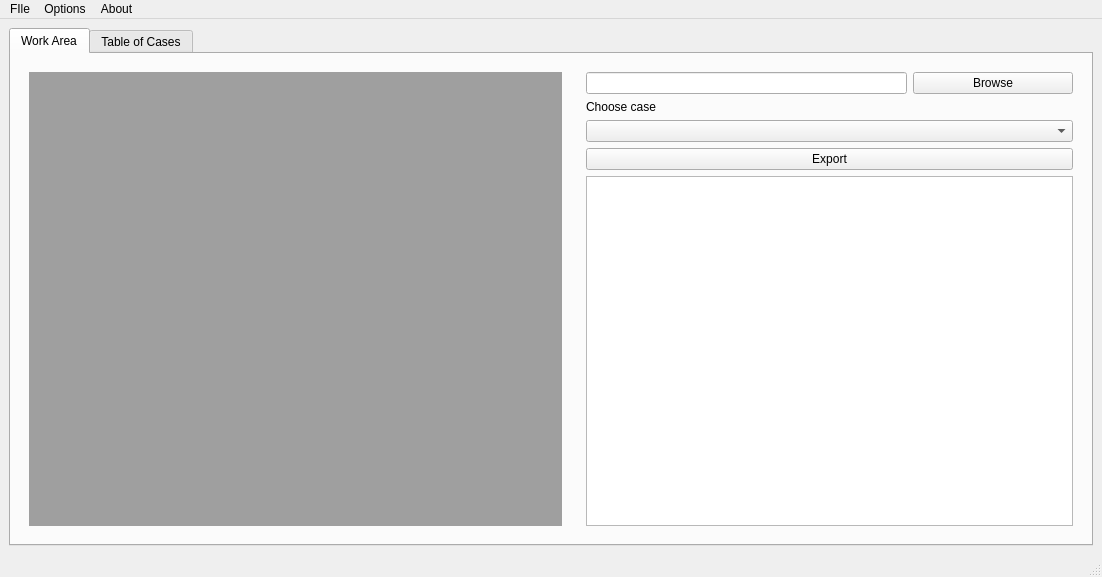
Old version of the form Lab4Dir/GUI/mainwindow.ui in the repository LazarevY/CPPLabls.
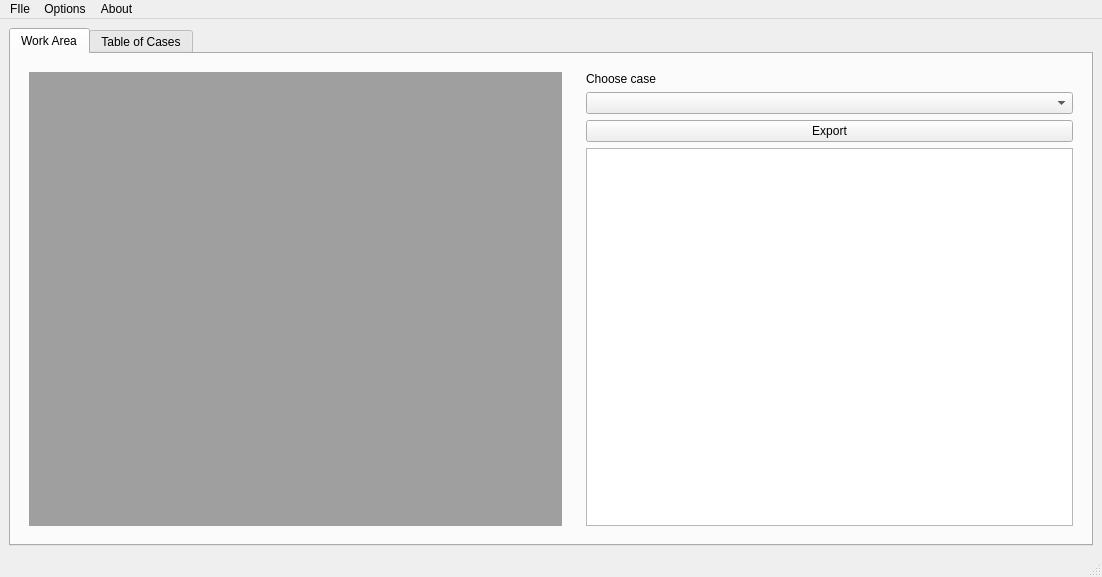
New version of the form.

What changed in the file:
```diff
--- a/Lab4Dir/GUI/mainwindow.ui
+++ b/Lab4Dir/GUI/mainwindow.ui
@@ -38,56 +38,19 @@
          <widget class="QWidget" name="widget" native="true">
           <property name="minimumSize">
            <size>
-            <width>300</width>
+            <width>400</width>
             <height>0</height>
            </size>
           </property>
           <layout class="QGridLayout" name="gridLayout_3">
-           <item row="6" column="0" colspan="2">
-            <widget class="QTextEdit" name="logTextArea">
-             <property name="readOnly">
-              <bool>true</bool>
-             </property>
-            </widget>
-           </item>
-           <item row="0" column="1">
-            <widget class="QPushButton" name="browseButton">
-             <property name="text">
-              <string>Browse</string>
-             </property>
-            </widget>
-           </item>
-           <item row="0" column="0">
-            <widget class="QLineEdit" name="pathEdit">
-             <property name="sizePolicy">
-              <sizepolicy hsizetype="Expanding" vsizetype="Fixed">
-               <horstretch>2</horstretch>
-               <verstretch>0</verstretch>
-              </sizepolicy>
-             </property>
-             <property name="readOnly">
-              <bool>true</bool>
-             </property>
-            </widget>
-           </item>
-           <item row="5" column="0" colspan="2">
+           <item row="4" column="0" colspan="2">
             <widget class="QPushButton" name="exportButton">
              <property name="text">
               <string>Export</string>
              </property>
             </widget>
            </item>
-           <item row="4" column="0" colspan="2">
-            <widget class="QComboBox" name="caseComboBox">
-             <property name="sizePolicy">
-              <sizepolicy hsizetype="Minimum" vsizetype="Fixed">
-               <horstretch>1</horstretch>
-               <verstretch>0</verstretch>
-              </sizepolicy>
-             </property>
-            </widget>
-           </item>
-           <item row="1" column="0" colspan="2">
+           <item row="0" column="0" colspan="2">
             <widget class="QLabel" name="label_2">
              <property name="sizePolicy">
               <sizepolicy hsizetype="Preferred" vsizetype="Preferred">
@@ -100,6 +63,23 @@
              </property>
             </widget>
            </item>
+           <item row="5" column="0" colspan="2">
+            <widget class="QTextEdit" name="logTextArea">
+             <property name="readOnly">
+              <bool>true</bool>
+             </property>
+            </widget>
+           </item>
+           <item row="3" column="0" colspan="2">
+            <widget class="QComboBox" name="caseComboBox">
+             <property name="sizePolicy">
+              <sizepolicy hsizetype="Minimum" vsizetype="Fixed">
+               <horstretch>1</horstretch>
+               <verstretch>0</verstretch>
+              </sizepolicy>
+             </property>
+            </widget>
+           </item>
           </layout>
          </widget>
         </item>
```
Left out of the diff: 21 changed lines with no effect on the pictures.
